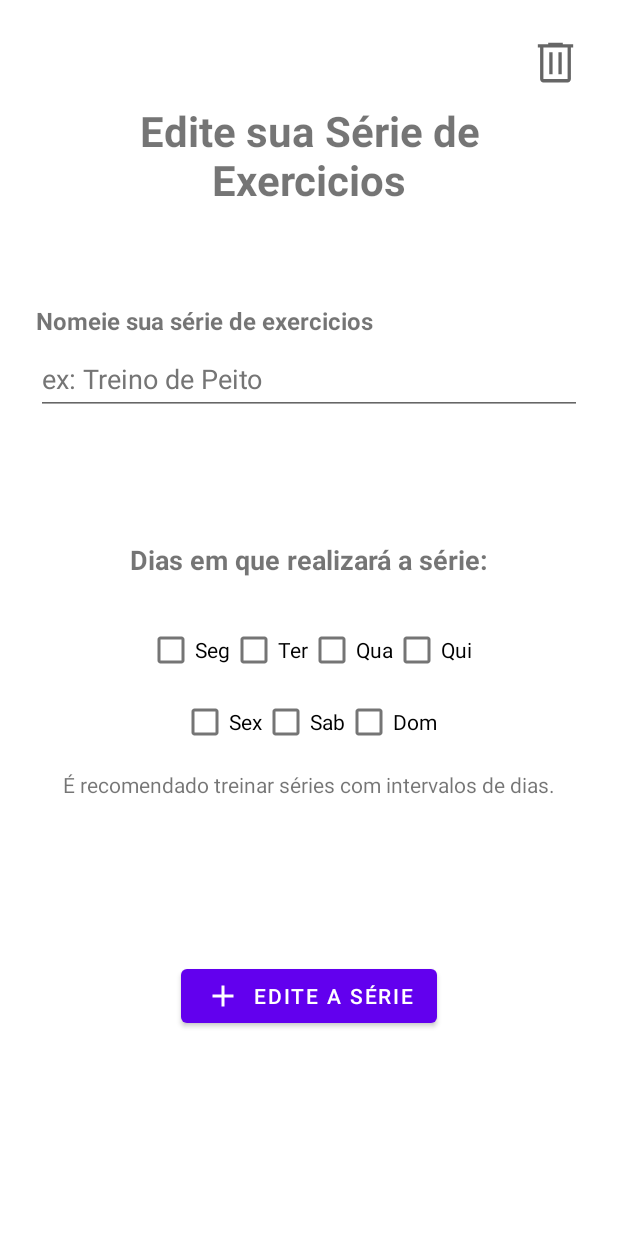
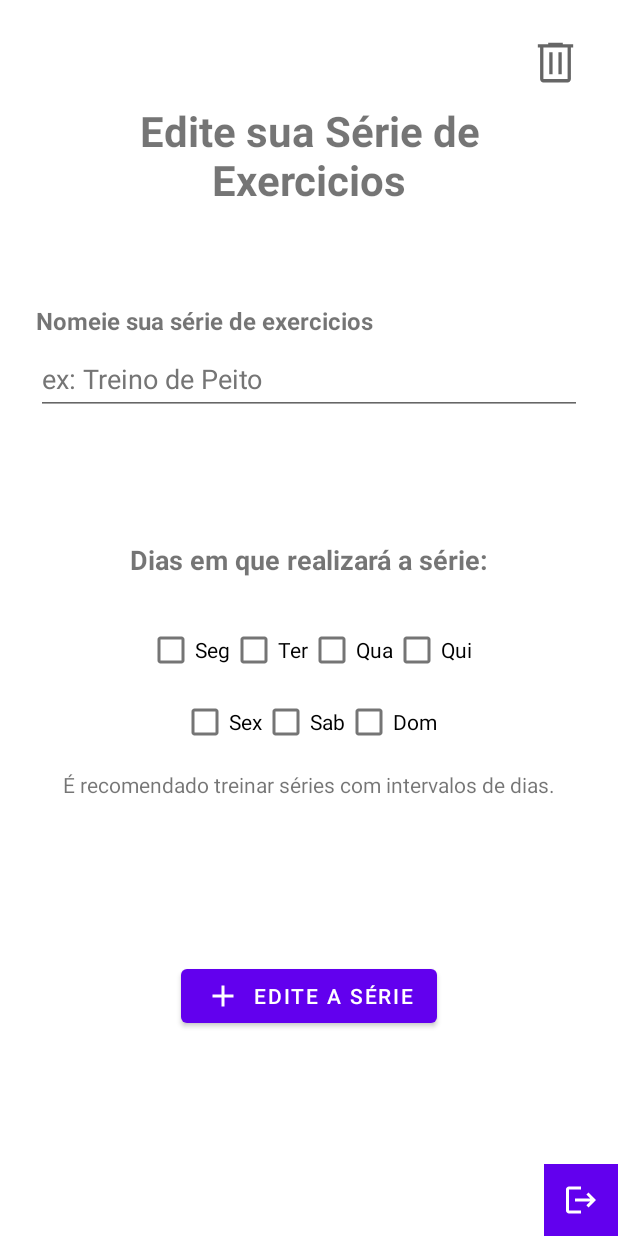
Before and after one commit to VicktorMS/gym_notes, an Android app: the EditDeleteSerieFragment screen opened through its navigation route, on a phone screen of 412 x 824 dp. Run offline under Robolectric (Android 15) with nearby library versions, the phone set to English and light mode, and no system bars; our stand-ins replace AdMob, Firebase (no records; nobody signed in at launch, a user with empty details on screens opened directly).

Commit message:
Minor adjustments to the U.I

```diff
--- a/app/src/main/res/layout/activity_main.xml
+++ b/app/src/main/res/layout/activity_main.xml
@@ -37,5 +37,17 @@
         android:layout_marginTop="5dp">
     </com.google.android.gms.ads.AdView>
 
+    <ImageButton
+        android:id="@+id/log_out_button"
+        android:layout_width="wrap_content"
+        android:layout_height="wrap_content"
+        android:background="@color/purple_500"
+        android:contentDescription="@string/logout"
+        android:minWidth="49dp"
+        android:minHeight="48dp"
+        app:layout_constraintBottom_toBottomOf="parent"
+        app:layout_constraintEnd_toEndOf="parent"
+        app:srcCompat="@drawable/ic_baseline_logout_24" />
+
 
 </androidx.constraintlayout.widget.ConstraintLayout>
--- a/app/src/main/res/values/strings.xml
+++ b/app/src/main/res/values/strings.xml
@@ -35,4 +35,6 @@
     <string name="edite_sua_s_rie_de_exercicios">Edite sua Série de Exercicios</string>
     <string name="edite_a_serie">Edite a série</string>
     <string name="bot_o_de_excluir_serie">Botão de Excluir serie</string>
+    <string name="logout_button">Logout Button</string>
+    <string name="logout">Logout</string>
 </resources>
```
